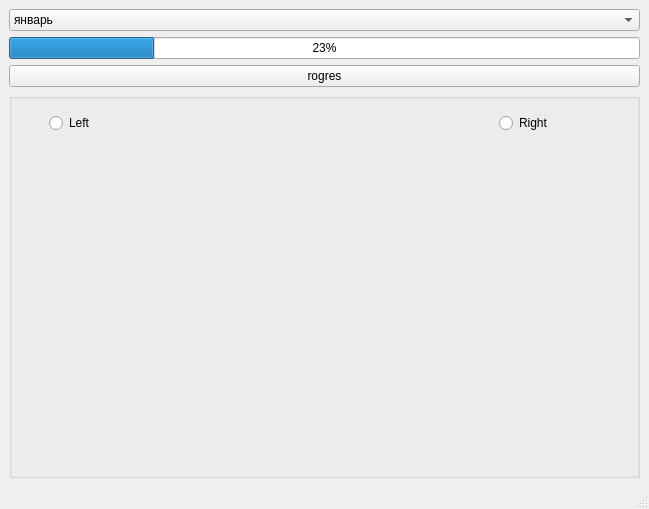
Old version of the form QT4/untitled1/mainwindow.ui in the repository tomass21-bit/QT.
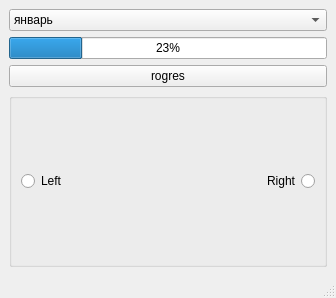
New version of the form.

Diff of the .ui file:
```diff
--- a/QT4/untitled1/mainwindow.ui
+++ b/QT4/untitled1/mainwindow.ui
@@ -6,8 +6,8 @@
    <rect>
     <x>0</x>
     <y>0</y>
-    <width>649</width>
-    <height>509</height>
+    <width>336</width>
+    <height>298</height>
    </rect>
   </property>
   <property name="windowTitle">
@@ -69,32 +69,28 @@
       <property name="title">
        <string/>
       </property>
+      <layout class="QHBoxLayout" name="horizontalLayout">
+       <item>
       <widget class="QRadioButton" name="RB_left">
-       <property name="geometry">
-        <rect>
-         <x>40</x>
-         <y>20</y>
-         <width>89</width>
-         <height>20</height>
-        </rect>
+         <property name="layoutDirection">
+          <enum>Qt::LeftToRight</enum>
        </property>
        <property name="text">
         <string>Left</string>
        </property>
       </widget>
+       </item>
+       <item>
       <widget class="QRadioButton" name="RB_right">
-       <property name="geometry">
-        <rect>
-         <x>490</x>
-         <y>20</y>
-         <width>89</width>
-         <height>20</height>
-        </rect>
+         <property name="layoutDirection">
+          <enum>Qt::RightToLeft</enum>
        </property>
        <property name="text">
         <string>Right</string>
        </property>
       </widget>
+       </item>
+      </layout>
      </widget>
     </item>
    </layout>
```
Left out of the diff: 2 changed lines with no effect on the pictures. Lines whose indentation alone changed are shown as unchanged.
